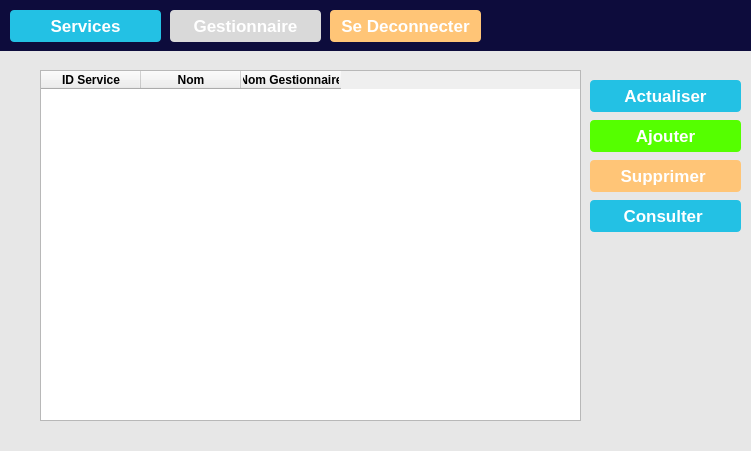
This is gestionnaire.ui in ouahlineomaima/stock-management-app- as Qt 5 draws it before an edit. The edited form follows.
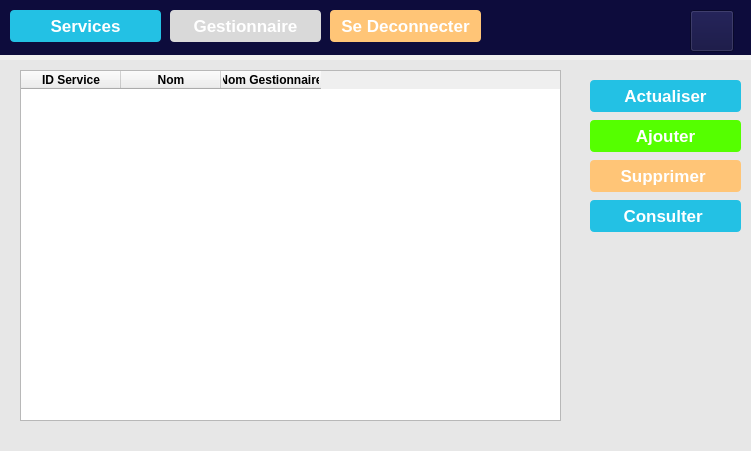
This is the edited form. Icons and pictures are not drawn.

Patch:
```diff
--- a/gestionnaire.ui
+++ b/gestionnaire.ui
@@ -17,9 +17,9 @@
    <property name="geometry">
     <rect>
      <x>0</x>
-     <y>50</y>
+     <y>60</y>
      <width>751</width>
-     <height>401</height>
+     <height>391</height>
     </rect>
    </property>
    <property name="styleSheet">
@@ -32,7 +32,7 @@
   <widget class="QTableWidget" name="tableWidget">
    <property name="geometry">
     <rect>
-     <x>40</x>
+     <x>20</x>
      <y>70</y>
      <width>541</width>
      <height>351</height>
@@ -178,7 +178,7 @@
      <x>0</x>
      <y>0</y>
      <width>751</width>
-     <height>51</height>
+     <height>55</height>
     </rect>
    </property>
    <property name="styleSheet">
@@ -263,6 +263,24 @@
     <string>Se Deconnecter</string>
    </property>
   </widget>
+  <widget class="QPushButton" name="pushButton_5">
+   <property name="geometry">
+    <rect>
+     <x>690</x>
+     <y>10</y>
+     <width>44</width>
+     <height>42</height>
+    </rect>
+   </property>
+   <property name="styleSheet">
+    <string notr="true">background-image:url(:/newPrefix/PFA Dev/icons8-personne-homme-40.png);
+background-repeat: no-repeat;
+background-color:rgb(13,12,60)</string>
+   </property>
+   <property name="text">
+    <string/>
+   </property>
+  </widget>
  </widget>
  <resources/>
  <connections/>
```
Left out of the diff: 4 changed lines with no effect on the pictures.
